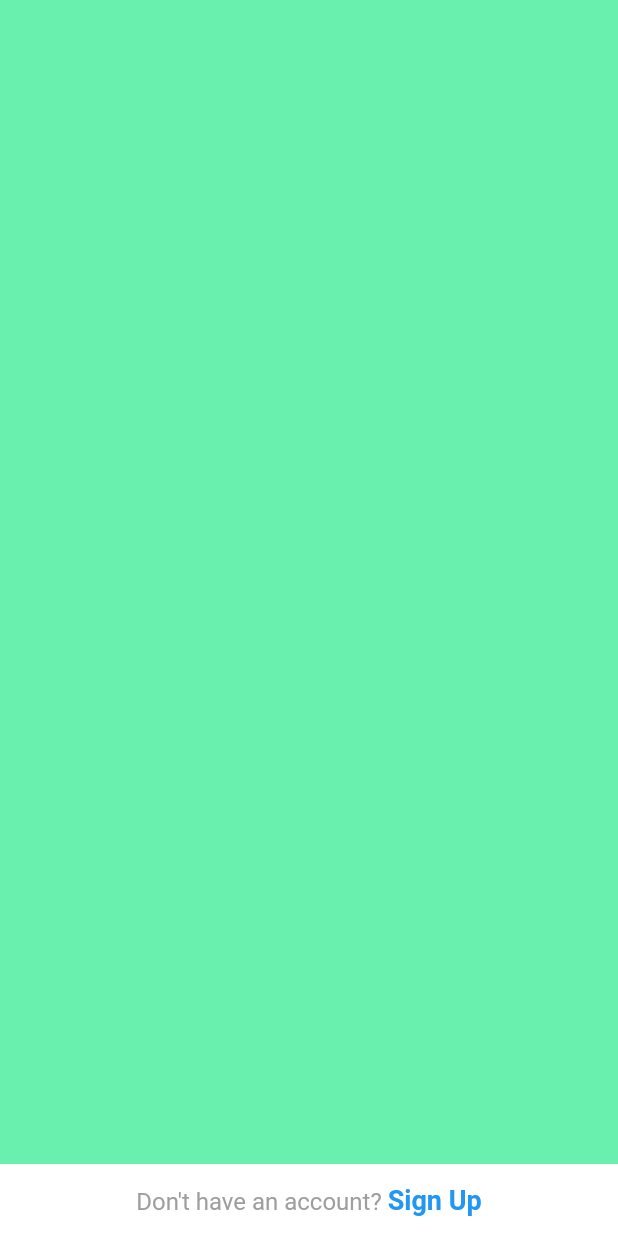
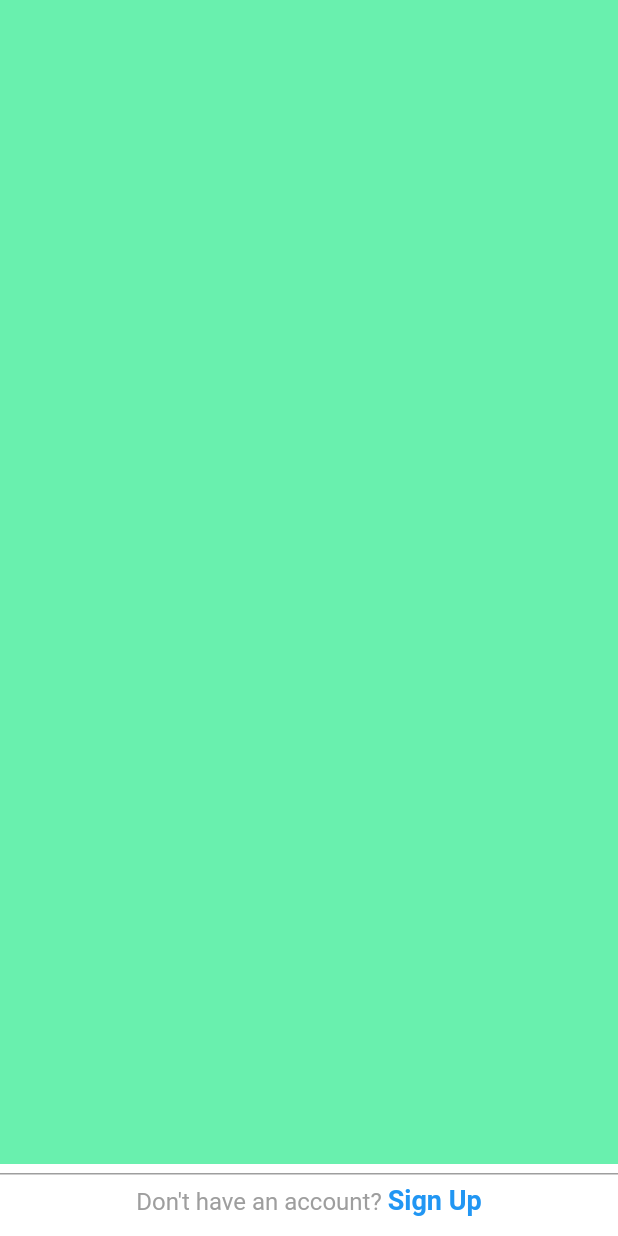
Before and after one commit to jimingoal/instagram, a Flutter app: the screen it shows after launch, on a phone screen of 412 x 824 dp. Run offline on Flutter 3.47's test engine with Material 2 defaults, Android fonts, the phone set to English and light mode, and no system bars; our stand-ins replace cached_network_image.

Commit message:
하단에 회색 border 추가

```diff
--- a/lib/screens/auth_screen.dart
+++ b/lib/screens/auth_screen.dart
@@ -21,9 +21,11 @@ class _AuthScreenState extends State<AuthScreen> {
             right: 0,
             left: 0,
             child: Container(
-              alignment: Alignment.bottomCenter,
               color: Colors.white,
               child: FlatButton(
+                shape: Border(
+                  top: BorderSide(color: Colors.grey),
+                ),
                 onPressed: () {
                   setState(() {
                     if (selectedForm == 0) {
```
